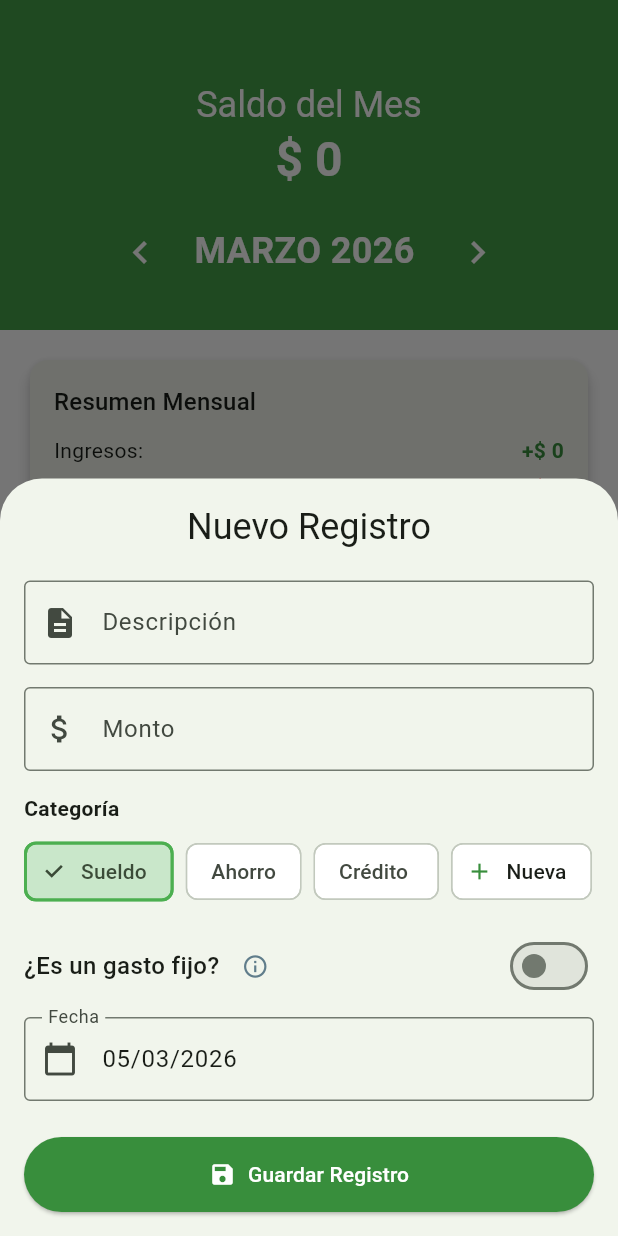
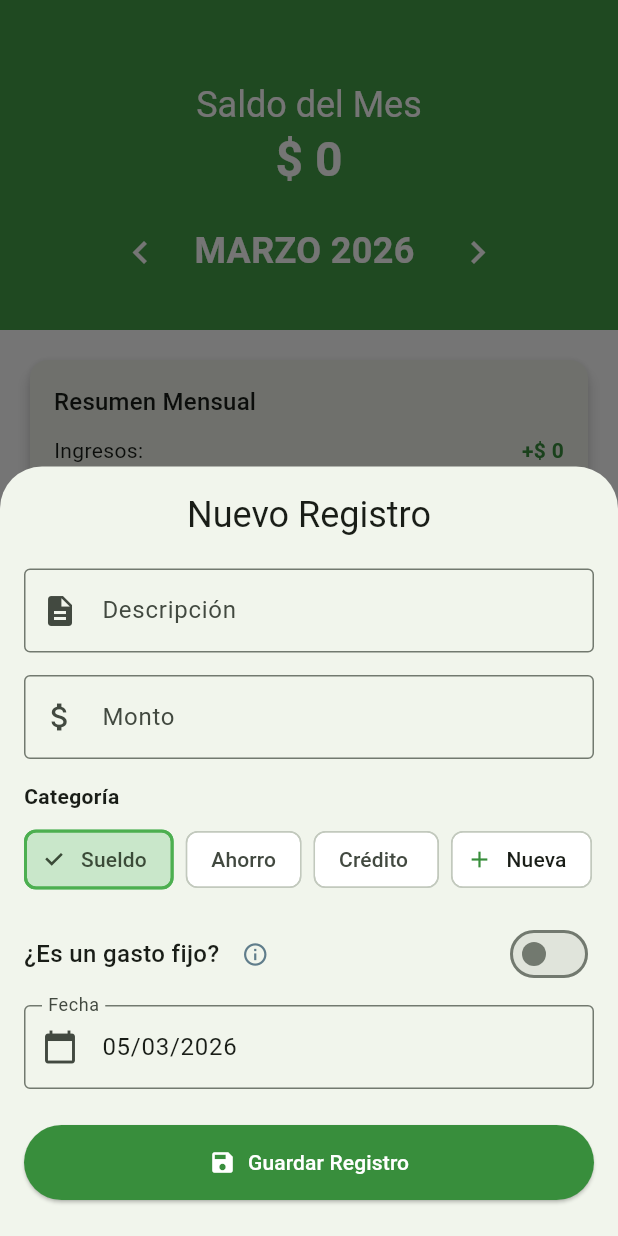
Before and after one commit to naravenar91/control-gastos-flutter, a Flutter app: the screen it shows after launch, after a tap on the "add" icon, on a phone screen of 412 x 824 dp. Run offline on Flutter 3.47's test engine with Material 3 defaults, Android fonts, the phone set to English and light mode, and no system bars; our stand-ins replace drift, equatable, file_picker, fl_chart, flutter_bloc, flutter_local_notifications and 6 more; missing offline and left inert: excel; accounts and stored records are empty; generated files the repository leaves out were written again.

```diff
--- a/lib/presentation/widgets/add_gasto_sheet.dart
+++ b/lib/presentation/widgets/add_gasto_sheet.dart
@@ -440,13 +440,22 @@ class _AddGastoSheetState extends State<AddGastoSheet> {
                 ),
 
               const SizedBox(height: 24),
-              ElevatedButton.icon(
-                onPressed: _saveGasto,
-                icon: const Icon(Icons.save),
-                label: const Text('Guardar Registro'),
-                style: ElevatedButton.styleFrom(padding: const EdgeInsets.symmetric(vertical: 15)),
+              SafeArea(
+                top: false,
+                left: false,
+                right: false,
+                bottom: true,
+                child: Padding(
+                  padding: EdgeInsets.only(bottom: MediaQuery.of(context).padding.bottom > 0 ? 0 : 16.0),
+                  child: ElevatedButton.icon(
+                    onPressed: _saveGasto,
+                    icon: const Icon(Icons.save),
+                    label: const Text('Guardar Registro'),
+                    style: ElevatedButton.styleFrom(padding: const EdgeInsets.symmetric(vertical: 15)),
+                  ),
+                ),
               ),
-              const SizedBox(height: 16),
+              const SizedBox(height: 8),
             ],
           ),
         ),
```
